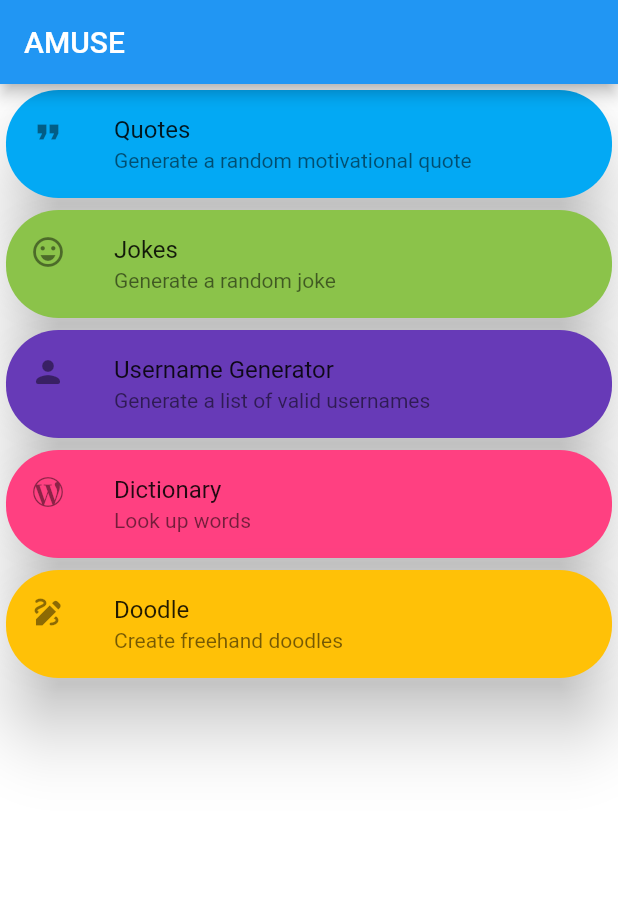
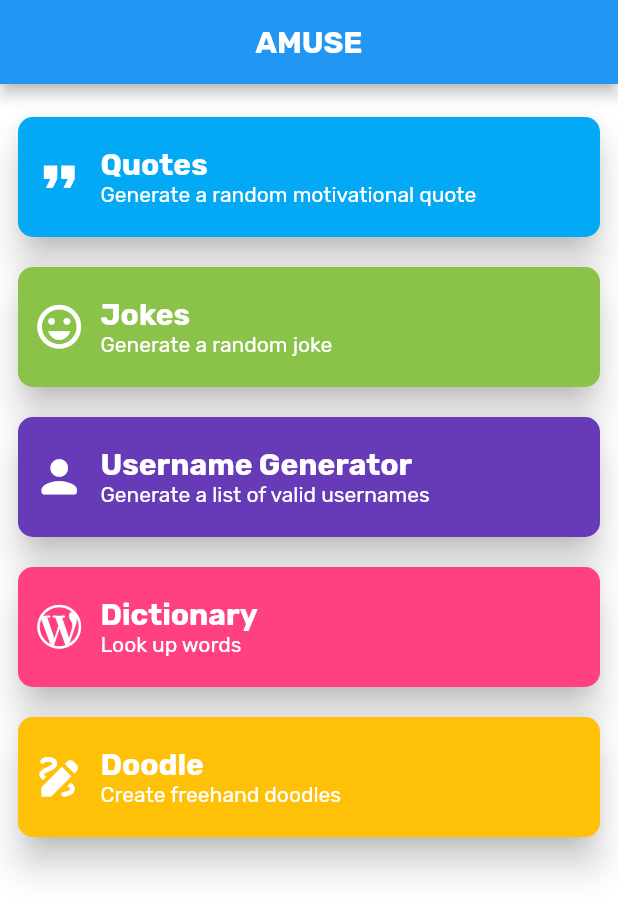
Before and after one commit to ContriHUB/Amuse, a Flutter app: the screen it shows after launch, on a phone screen of 412 x 824 dp. Shown: the top 916 px of the screen. Run offline on Flutter 3.47's test engine with Material 2 defaults, Android fonts, the phone set to English and light mode, and no system bars; our stand-ins replace google_fonts; missing offline and left inert: dictionaryx, draw_your_image, quoter, shake, username_generator.

Commit message:
improvement of Home Page

```diff
--- a/lib/HomePage.dart
+++ b/lib/HomePage.dart
@@ -1,6 +1,7 @@
 // ignore: file_names
 import 'package:flutter/material.dart';
 import 'package:amuse/widgets/HomeCard.dart';
+import 'package:google_fonts/google_fonts.dart';
 
 class HomePage extends StatefulWidget {
   const HomePage({Key? key}) : super(key: key);
@@ -13,10 +14,18 @@ class _HomePageState extends State<HomePage> {
   @override
   Widget build(BuildContext context) {
     return Scaffold(
-        appBar: AppBar(title: const Text("AMUSE")),
-        body: ListView.builder(
-          itemCount: cardList.length,
-          itemBuilder: (context, index) => cardList[index],
+        appBar: AppBar(
+            centerTitle: true,
+            title: Text(
+              "AMUSE",
+              style: GoogleFonts.rubik(fontWeight: FontWeight.bold),
+            )),
+        body: Padding(
+          padding: const EdgeInsets.all(12.0),
+          child: ListView.builder(
+            itemCount: cardList.length,
+            itemBuilder: (context, index) => cardList[index],
+          ),
         ));
   }
 
--- a/lib/widgets/HomeCard.dart
+++ b/lib/widgets/HomeCard.dart
@@ -4,6 +4,7 @@ import 'package:amuse/utilities/doodle.dart';
 import 'package:amuse/utilities/jokes.dart';
 import 'package:amuse/utilities/quotes.dart';
 import 'package:amuse/utilities/username.dart';
+import 'package:google_fonts/google_fonts.dart';
 
 class HomeCard extends StatefulWidget {
   const HomeCard({
@@ -26,18 +27,54 @@ class HomeCard extends StatefulWidget {
 class _HomeCardState extends State<HomeCard> {
   @override
   Widget build(BuildContext context) {
-    return Card(
-        elevation: 20,
-        color: widget.color,
-        shape: RoundedRectangleBorder(
-          borderRadius: BorderRadius.circular(35),
-        ),
-        child: ListTile(
-          leading: Icon(widget.icon),
-          title: Text(widget.title),
-          subtitle: Text(widget.subtitle),
-          onTap: (openScreen),
-        ));
+    return SizedBox(
+      height: 100,
+      child: Card(
+          margin: const EdgeInsets.symmetric(horizontal: 0, vertical: 10),
+          elevation: 10,
+          color: widget.color,
+          shape: RoundedRectangleBorder(
+            borderRadius: BorderRadius.circular(10),
+          ),
+          child: InkWell(
+            onTap: (openScreen),
+            child: Container(
+              height: 50,
+              alignment: Alignment.center,
+              child: Padding(
+                padding: const EdgeInsets.all(10),
+                child: Row(
+                  children: [
+                    Icon(
+                      widget.icon,
+                      color: Colors.white,
+                      size: 35,
+                    ),
+                    const SizedBox(
+                      width: 10,
+                    ),
+                    Column(
+                        mainAxisAlignment: MainAxisAlignment.center,
+                        crossAxisAlignment: CrossAxisAlignment.start,
+                        children: [
+                          Text(
+                            widget.title,
+                            style: GoogleFonts.rubik(
+                                fontWeight: FontWeight.bold,
+                                color: Colors.white,
+                                fontSize: 20),
+                          ),
+                          Text(
+                            widget.subtitle,
+                            style: GoogleFonts.rubik(color: Colors.white),
+                          ),
+                        ])
+                  ],
+                ),
+              ),
+            ),
+          )),
+    );
   }
 
   openScreen() {
--- a/pubspec.yaml
+++ b/pubspec.yaml
@@ -40,6 +40,7 @@ dependencies:
   shake: ^2.1.0
   draw_your_image: ^0.2.0
   http: ^0.13.5
+  google_fonts: ^3.0.1
 
 dev_dependencies:
   flutter_test:
```
Also changed, not shown: pubspec.lock, 2 other files.
